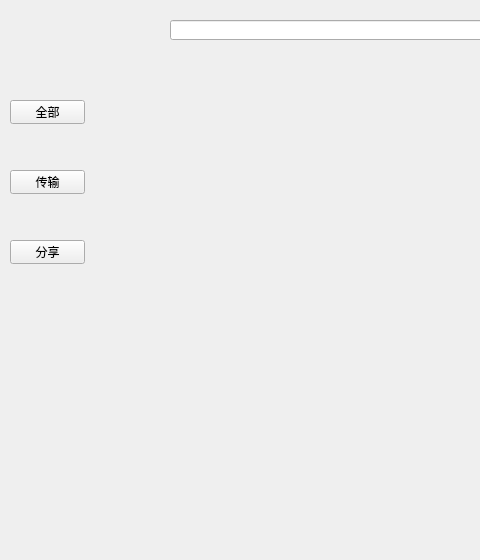
tan-yrf/TanCloud, file desktop/src/MainWindow/MainWindow.ui: the form before one commit; both pictures show x 0 to 480 and y 0 to 560 of the 918 by 560 pixel window.
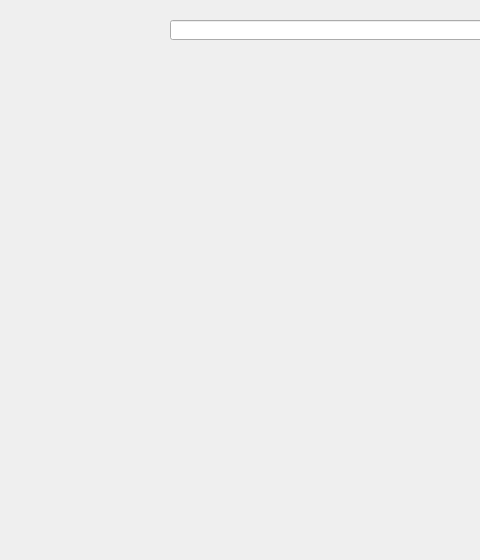
The form after the commit. Icons and pictures are not drawn. Custom widgets are drawn as their Qt base class.

Commit message: feat：搭建主界面

```diff
--- a/desktop/src/MainWindow/MainWindow.ui
+++ b/desktop/src/MainWindow/MainWindow.ui
@@ -17,45 +17,9 @@
    <iconset resource="../../resource/icon/icon.qrc">
     <normaloff>:/ico.svg</normaloff>:/ico.svg</iconset>
   </property>
-  <widget class="QPushButton" name="pushButton">
-   <property name="geometry">
-    <rect>
-     <x>10</x>
-     <y>100</y>
-     <width>75</width>
-     <height>24</height>
-    </rect>
-   </property>
-   <property name="text">
-    <string>全部</string>
-   </property>
-  </widget>
-  <widget class="QPushButton" name="pushButton_2">
-   <property name="geometry">
-    <rect>
-     <x>10</x>
-     <y>170</y>
-     <width>75</width>
-     <height>24</height>
-    </rect>
-   </property>
-   <property name="text">
-    <string>传输</string>
-   </property>
-  </widget>
-  <widget class="QPushButton" name="pushButton_3">
-   <property name="geometry">
-    <rect>
-     <x>10</x>
-     <y>240</y>
-     <width>75</width>
-     <height>24</height>
-    </rect>
-   </property>
-   <property name="text">
-    <string>分享</string>
-   </property>
-  </widget>
+  <property name="styleSheet">
+   <string notr="true"/>
+  </property>
   <widget class="QLineEdit" name="lineEdit">
    <property name="geometry">
     <rect>
@@ -79,7 +43,28 @@
     <number>24</number>
    </property>
   </widget>
+  <widget class="SideBar" name="sidebar" native="true">
+   <property name="geometry">
+    <rect>
+     <x>10</x>
+     <y>10</y>
+     <width>120</width>
+     <height>531</height>
+    </rect>
+   </property>
+   <property name="styleSheet">
+    <string notr="true"/>
+   </property>
+  </widget>
  </widget>
+ <customwidgets>
+  <customwidget>
+   <class>SideBar</class>
+   <extends>QWidget</extends>
+   <header>sidebar.h</header>
+   <container>1</container>
+  </customwidget>
+ </customwidgets>
  <resources>
   <include location="../../resource/icon/icon.qrc"/>
   <include location="../../resource/icon/icon.qrc"/>
```
The commit also changes 1 other file.
